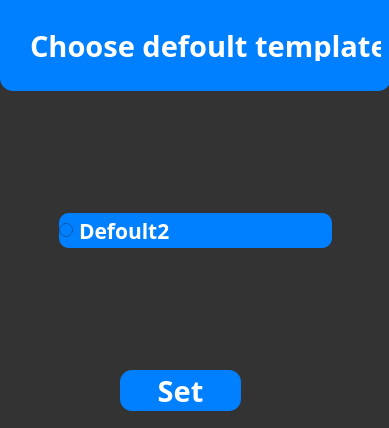
Old version of the form ui/choose_defoult_templateui.ui in the repository Alchemmist/SchoolRing.
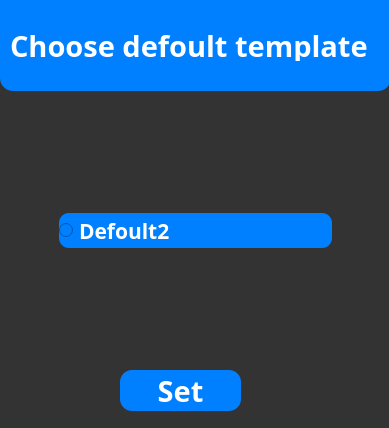
New version of the form. Icons and pictures are not drawn.

Diff of the .ui file:
```diff
--- a/ui/choose_defoult_templateui.ui
+++ b/ui/choose_defoult_templateui.ui
@@ -125,9 +125,9 @@
    <widget class="QLabel" name="label_13">
     <property name="geometry">
      <rect>
-      <x>30</x>
+      <x>10</x>
       <y>60</y>
-      <width>351</width>
+      <width>361</width>
       <height>31</height>
      </rect>
     </property>
```
Left out of the diff: 2 changed lines with no effect on the pictures.
